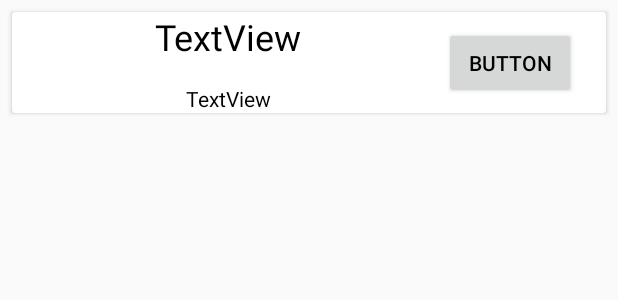
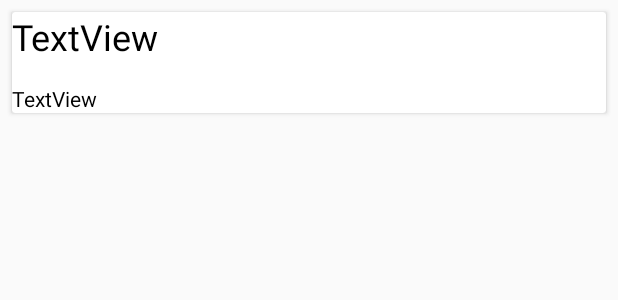
Before and after one commit to adityapatel-sudo/FlashcardApp, an Android app: the layout custom_cardlist_item_view.xml on its own in the app's theme, with its tools: preview values and no code run, on a phone screen of 412 x 824 dp. Shown: the top 300 px of the screen. Run offline under Robolectric (Android 15) with nearby library versions, the phone set to English and light mode, and no system bars.

Commit message:
Added swipe to delete function using the Cardview and ItemTouchHelper. 08/14/2020

```diff
--- a/app/src/main/res/layout/custom_cardlist_item_view.xml
+++ b/app/src/main/res/layout/custom_cardlist_item_view.xml
@@ -17,7 +17,6 @@
             android:layout_height="48dp"
             android:text="TextView"
             android:textSize="24sp"
-            app:layout_constraintEnd_toStartOf="@+id/deleteCardButton"
             app:layout_constraintStart_toStartOf="parent"
             app:layout_constraintTop_toTopOf="parent" />
 
@@ -27,21 +26,8 @@
             android:layout_height="wrap_content"
             android:text="TextView"
             android:textSize="14sp"
-            app:layout_constraintEnd_toStartOf="@+id/deleteCardButton"
             app:layout_constraintStart_toStartOf="parent"
             app:layout_constraintTop_toBottomOf="@+id/cardName" />
 
-        <Button
-            android:id="@+id/deleteCardButton"
-            android:layout_width="wrap_content"
-            android:layout_height="wrap_content"
-            android:layout_marginTop="20dp"
-            android:layout_marginEnd="20dp"
-            android:layout_marginRight="20dp"
-            android:layout_marginBottom="20dp"
-            android:text="Button"
-            app:layout_constraintBottom_toBottomOf="@+id/cardDescription"
-            app:layout_constraintEnd_toEndOf="parent"
-            app:layout_constraintTop_toTopOf="parent" />
     </androidx.constraintlayout.widget.ConstraintLayout>
 </androidx.cardview.widget.CardView>
```
Also changed, not shown: app/src/main/java/com/adityap/flashy_createflashcards/MainActivity.kt (+14 -0 lines), app/src/main/java/com/adityap/flashy_createflashcards/ReviewDeckActivity.kt (+16 -0 lines), app/src/main/java/com/adityap/flashy_createflashcards/adapters/CardListAdapter.kt (+0 -8 lines), app/src/main/java/com/adityap/flashy_createflashcards/adapters/DeckListAdapterRecycler.kt (+8 -12 lines), app/src/main/java/com/adityap/flashy_createflashcards/adapters/RecycleViewCardListAdapter.kt (+8 -10 lines).
